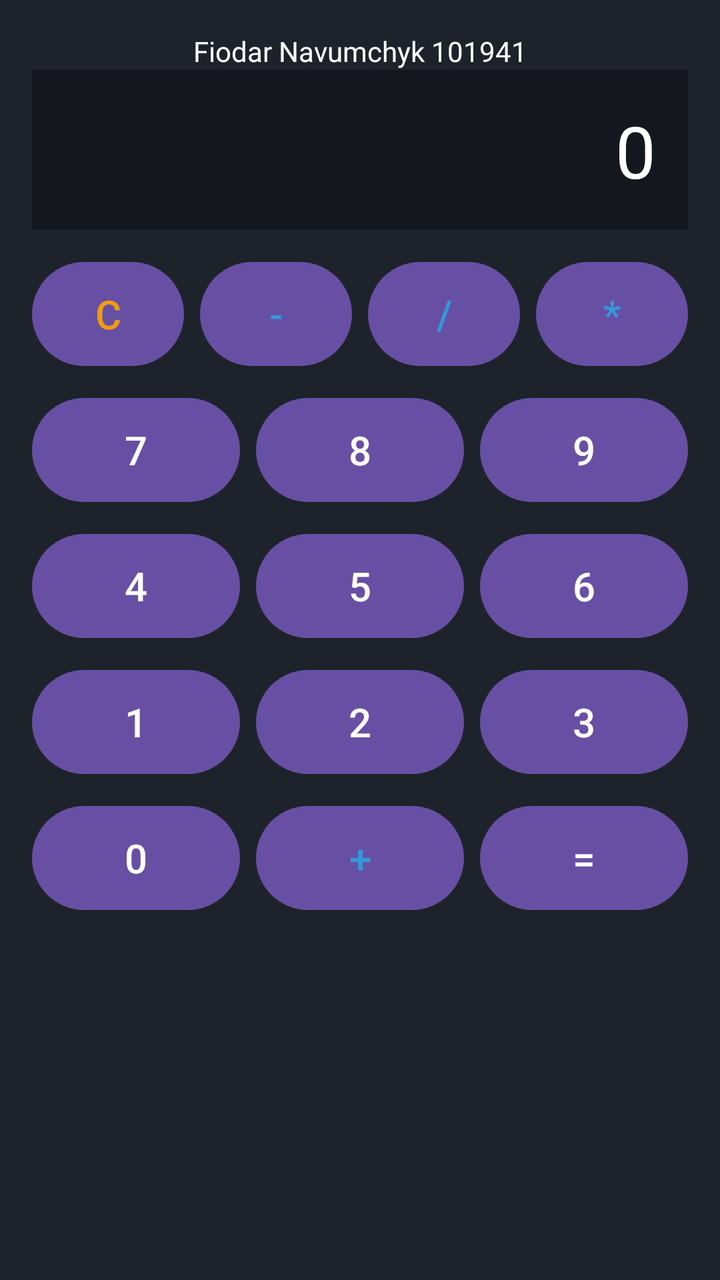
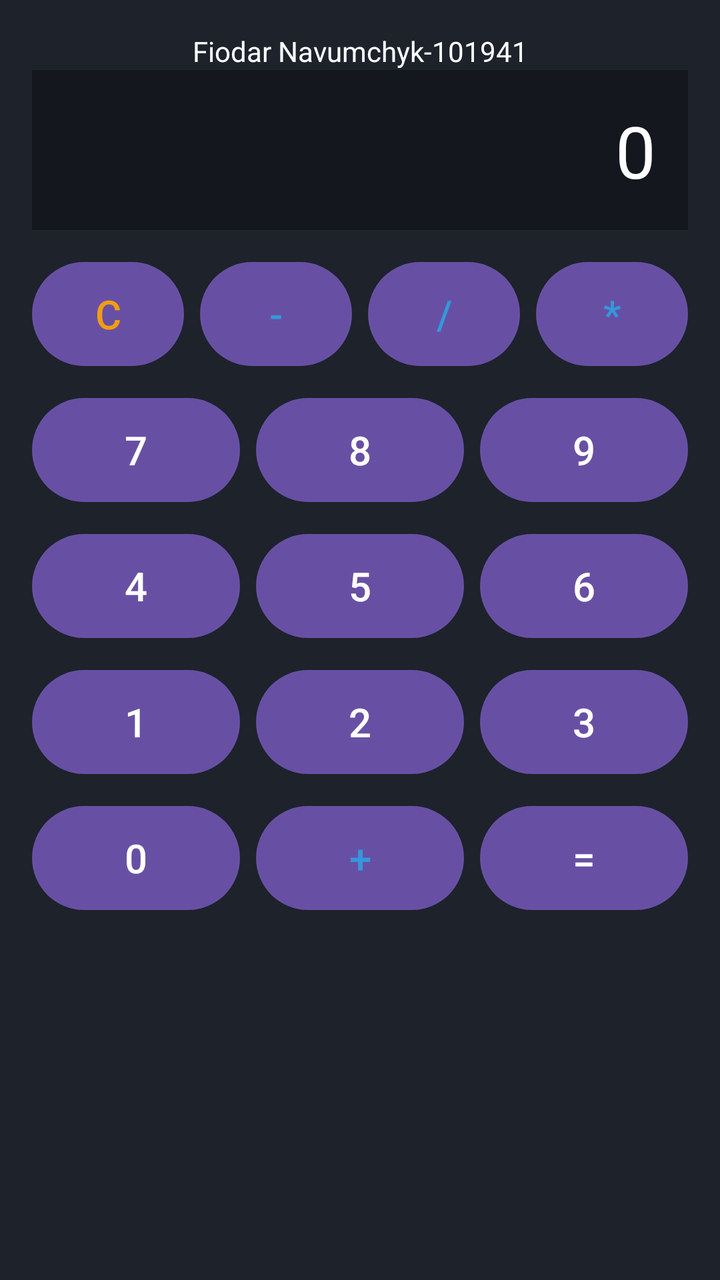

Before-and-after screenshots of an Android layout around one commit, followed by the original layout XML and the change that was made.
<!-- AndroidManifest.xml: application theme Theme.LAB02101941 -->
<!-- res/layout/activity_main.xml -->
<androidx.constraintlayout.widget.ConstraintLayout
    xmlns:android="http://schemas.android.com/apk/res/android"
    xmlns:app="http://schemas.android.com/apk/res-auto"
    xmlns:tools="http://schemas.android.com/tools"
    android:id="@+id/main"
    android:layout_width="match_parent"
    android:layout_height="match_parent"
    android:background="#1E222B"
    android:padding="16dp"
    tools:context=".MainActivity">
    
    <TextView android:id="@+id/tvTitle"
        android:layout_width="0dp"
        android:layout_height="wrap_content"
        android:text="Fiodar Navumchyk 101941"
        android:textColor="#FFFFFF"
        android:textSize="14sp" android:gravity="center"
        android:layout_marginBottom="8dp"
        app:layout_constraintTop_toTopOf="parent"
        app:layout_constraintStart_toStartOf="parent"
        app:layout_constraintEnd_toEndOf="parent"/>
    
    <TextView android:id="@+id/tvResult"
        android:layout_width="0dp"
        android:layout_height="80dp"
        android:background="#14171E"
        android:gravity="end|center_vertical"
        android:padding="16dp"
        android:text="0"
        android:textColor="#FFFFFF"
        android:textSize="36sp"
        app:layout_constraintEnd_toEndOf="parent"
        app:layout_constraintStart_toStartOf="parent"
        app:layout_constraintTop_toBottomOf="@id/tvTitle"/>
    
    <Button
        android:id="@+id/btnC"
        android:layout_width="0dp"
        android:layout_height="60dp"
        android:layout_marginTop="12dp"
        android:layout_marginEnd="4dp"
        android:text="C"
        android:textColor="#F39C12"
        android:textSize="20sp"
        app:layout_constraintEnd_toStartOf="@id/btnMinus"
        app:layout_constraintStart_toStartOf="parent"
        app:layout_constraintTop_toBottomOf="@id/tvResult"/>
    <Button
        android:id="@+id/btnMinus"
        android:layout_width="0dp"
        android:layout_height="60dp"
        android:layout_marginStart="4dp"
        android:layout_marginEnd="4dp"
        android:text="-"
        android:textColor="#3498DB"
        android:textSize="20sp"
        app:layout_constraintEnd_toStartOf="@id/btnDivide"
        app:layout_constraintStart_toEndOf="@id/btnC"
        app:layout_constraintTop_toTopOf="@id/btnC"/>
    <Button android:id="@+id/btnDivide"
        android:layout_width="0dp"
        android:layout_height="60dp"
        android:layout_marginStart="4dp"
        android:layout_marginEnd="4dp"
        android:text="/"
        android:textColor="#3498DB"
        android:textSize="20sp"
        app:layout_constraintEnd_toStartOf="@id/btnMultiply"
        app:layout_constraintStart_toEndOf="@id/btnMinus"
        app:layout_constraintTop_toTopOf="@id/btnC"/>
    <Button android:id="@+id/btnMultiply"
        android:layout_width="0dp"
        android:layout_height="60dp"
        android:layout_marginStart="4dp"
        android:text="*"
        android:textColor="#3498DB"
        android:textSize="20sp"
        app:layout_constraintEnd_toEndOf="parent"
        app:layout_constraintStart_toEndOf="@id/btnDivide"
        app:layout_constraintTop_toTopOf="@id/btnC"/>
    
    <Button android:id="@+id/btn7"
        android:layout_width="0dp"
        android:layout_height="60dp"
        android:layout_marginTop="8dp"
        android:layout_marginEnd="4dp"
        android:text="7"
        android:textSize="20sp"
        app:layout_constraintEnd_toStartOf="@id/btn8"
        app:layout_constraintStart_toStartOf="parent"
        app:layout_constraintTop_toBottomOf="@id/btnC"/>
    <Button
        android:id="@+id/btn8"
        android:layout_width="0dp"
        android:layout_height="60dp"
        android:layout_marginStart="4dp"
        android:layout_marginEnd="4dp"
        android:text="8"
        android:textSize="20sp"
        app:layout_constraintEnd_toStartOf="@id/btn9"
        app:layout_constraintStart_toEndOf="@id/btn7"
        app:layout_constraintTop_toTopOf="@id/btn7"/>
    <Button android:id="@+id/btn9"
        android:layout_width="0dp"
        android:layout_height="60dp"
        android:layout_marginStart="4dp"
        android:text="9"
        android:textSize="20sp"
        app:layout_constraintEnd_toEndOf="parent"
        app:layout_constraintStart_toEndOf="@id/btn8"
        app:layout_constraintTop_toTopOf="@id/btn7"/>
    
    <Button android:id="@+id/btn4"
        android:layout_width="0dp"
        android:layout_height="60dp"
        android:layout_marginTop="8dp"
        android:layout_marginEnd="4dp"
        android:text="4"
        android:textSize="20sp"
        app:layout_constraintEnd_toStartOf="@id/btn5"
        app:layout_constraintStart_toStartOf="parent"
        app:layout_constraintTop_toBottomOf="@id/btn7"/>
    <Button android:id="@+id/btn5"
        android:layout_width="0dp"
        android:layout_height="60dp"
        android:layout_marginStart="4dp"
        android:layout_marginEnd="4dp"
        android:text="5"
        android:textSize="20sp"
        app:layout_constraintEnd_toStartOf="@id/btn6"
        app:layout_constraintStart_toEndOf="@id/btn4"
        app:layout_constraintTop_toTopOf="@id/btn4"/>
    <Button android:id="@+id/btn6" android:layout_width="0dp" android:layout_height="60dp" android:layout_marginStart="4dp" android:text="6" android:textSize="20sp" app:layout_constraintEnd_toEndOf="parent" app:layout_constraintStart_toEndOf="@id/btn5" app:layout_constraintTop_toTopOf="@id/btn4"/>
    
    <Button android:id="@+id/btn1" android:layout_width="0dp" android:layout_height="60dp" android:layout_marginTop="8dp" android:layout_marginEnd="4dp" android:text="1" android:textSize="20sp" app:layout_constraintEnd_toStartOf="@id/btn2" app:layout_constraintStart_toStartOf="parent" app:layout_constraintTop_toBottomOf="@id/btn4"/>
    <Button android:id="@+id/btn2" android:layout_width="0dp" android:layout_height="60dp" android:layout_marginStart="4dp" android:layout_marginEnd="4dp" android:text="2" android:textSize="20sp" app:layout_constraintEnd_toStartOf="@id/btn3" app:layout_constraintStart_toEndOf="@id/btn1" app:layout_constraintTop_toTopOf="@id/btn1"/>
    <Button android:id="@+id/btn3" android:layout_width="0dp" android:layout_height="60dp" android:layout_marginStart="4dp" android:text="3" android:textSize="20sp" app:layout_constraintEnd_toEndOf="parent" app:layout_constraintStart_toEndOf="@id/btn2" app:layout_constraintTop_toTopOf="@id/btn1"/>
    
    <Button android:id="@+id/btn0" android:layout_width="0dp" android:layout_height="60dp" android:layout_marginTop="8dp" android:layout_marginEnd="4dp" android:text="0" android:textSize="20sp" app:layout_constraintEnd_toStartOf="@id/btnPlus" app:layout_constraintStart_toStartOf="parent" app:layout_constraintTop_toBottomOf="@id/btn1"/>
    <Button android:id="@+id/btnPlus" android:layout_width="0dp" android:layout_height="60dp" android:layout_marginStart="4dp" android:layout_marginEnd="4dp" android:text="+" android:textColor="#3498DB" android:textSize="20sp" app:layout_constraintEnd_toStartOf="@id/btnEquals" app:layout_constraintStart_toEndOf="@id/btn0" app:layout_constraintTop_toTopOf="@id/btn0"/>
    <Button android:id="@+id/btnEquals" android:layout_width="0dp" android:layout_height="60dp" android:layout_marginStart="4dp" android:text="=" android:textSize="20sp" app:layout_constraintEnd_toEndOf="parent" app:layout_constraintStart_toEndOf="@id/btnPlus" app:layout_constraintTop_toTopOf="@id/btn0"/>
</androidx.constraintlayout.widget.ConstraintLayout>
<!-- resources referenced by this layout -->
<resources>
  <style name="Theme.LAB02101941" parent="Base.Theme.LAB02101941" />
  <style name="Base.Theme.LAB02101941" parent="Theme.Material3.DayNight.NoActionBar">
          
          
      </style>
</resources>

<!-- the commit's change to res/layout/activity_main.xml (unified diff, before → after) -->
@@ -12,7 +12,7 @@
     <TextView android:id="@+id/tvTitle"
         android:layout_width="0dp"
         android:layout_height="wrap_content"
-        android:text="Fiodar Navumchyk 101941"
+        android:text="Fiodar Navumchyk-101941"
         android:textColor="#FFFFFF"
         android:textSize="14sp" android:gravity="center"
         android:layout_marginBottom="8dp"
